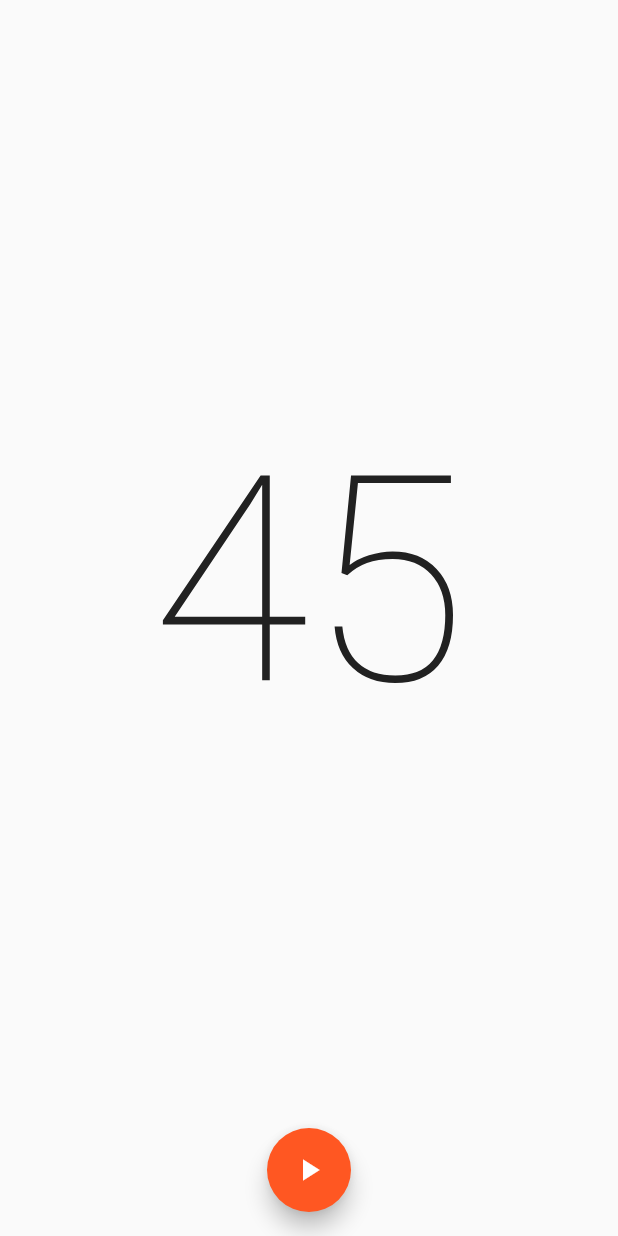
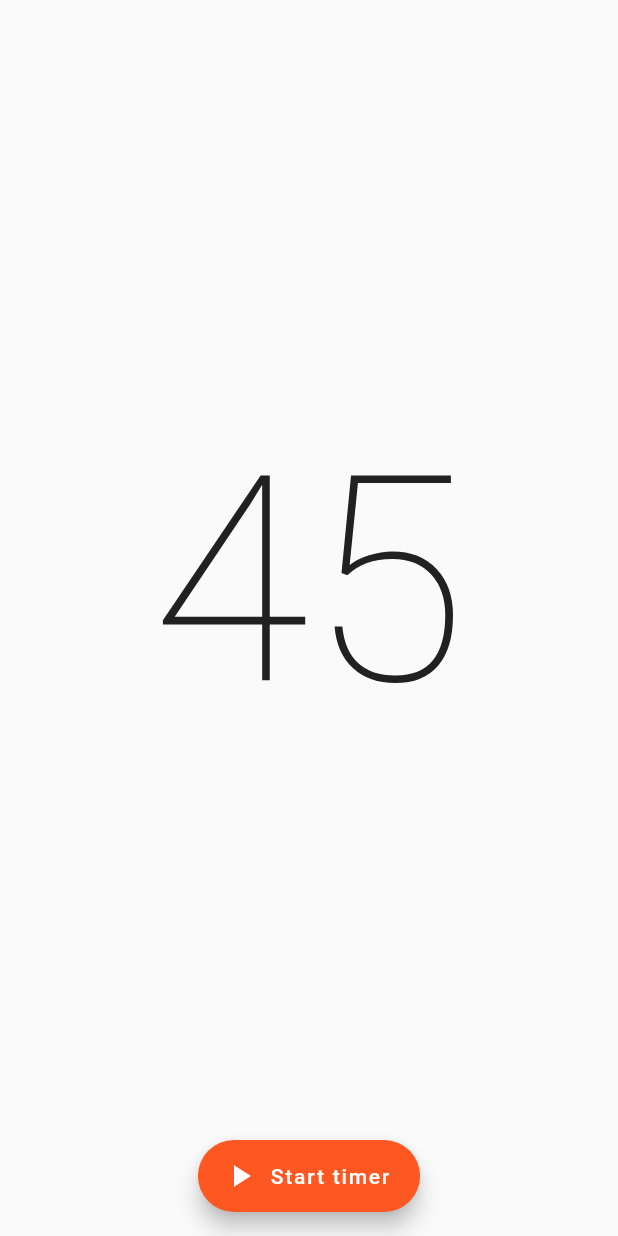
Before and after one commit to dominik-korsa/injection-assistant, a Flutter app: the TimerRoute screen opened directly, on a phone screen of 412 x 824 dp. Run offline on Flutter 3.47's test engine with Material 2 defaults, Android fonts, the phone set to English and light mode, and no system bars.

Commit message:
Improve timer end screen

```diff
--- a/lib/timerRoute.dart
+++ b/lib/timerRoute.dart
@@ -37,6 +37,17 @@ class _TimerRouteState extends State<TimerRoute> with SingleTickerProviderStateM
     SystemSound.play(SystemSoundType.click);
   }
 
+  void _timerSave() {
+    Navigator.pop(context);
+  }
+
+  void _timerRestart() {
+    setState(() {
+      _finished = false;
+      controller.reset();
+    });
+  }
+
   Animation<double> animation;
   AnimationController controller;
 
@@ -59,11 +70,45 @@ class _TimerRouteState extends State<TimerRoute> with SingleTickerProviderStateM
   Widget build(BuildContext context) {
     return new Scaffold(
       body: Padding(
-        padding: const EdgeInsets.only(bottom: 48.0),
-        child: new Center(
-          child: _finished ?
-          new Icon(Icons.timer, size: 256, color: Colors.black87) :
-          new Text(
+        padding: _finished ? EdgeInsets.zero : EdgeInsets.only(bottom: 48.0),
+        child: _finished ?
+        new Column(
+          children: [
+            new Expanded(
+              child: new Center(
+                child: new Icon(Icons.timer, size: 256, color: Colors.black87)
+              ),
+            ),
+            Container(
+              margin: EdgeInsets.only(
+                bottom: 16,
+                left: 24,
+                right: 24,
+              ),
+              child: new Row(
+                mainAxisAlignment: MainAxisAlignment.spaceBetween,
+                children: [
+                  OutlineButton.icon(
+                    color: Theme.of(context).primaryColor,
+                    highlightColor: Theme.of(context).primaryColor.withOpacity(0.3),
+                    onPressed: _timerRestart,
+                    icon: new Icon(Icons.replay),
+                    label: new Text('Restart'),
+                  ),
+                  RaisedButton.icon(
+                    color: Theme.of(context).primaryColor,
+                    textColor: Theme.of(context).primaryTextTheme.button.color,
+                    onPressed: _timerSave,
+                    icon: new Icon(Icons.save),
+                    label: new Text('Save'),
+                  ),
+                ],
+              ),
+            ),
+          ],
+        ) :
+        new Center(
+          child: new Text(
             '${animation.value.floor()}',
             style: TextStyle(
               fontWeight: FontWeight.w100,
@@ -72,16 +117,16 @@ class _TimerRouteState extends State<TimerRoute> with SingleTickerProviderStateM
           ),
         ),
       ),
-      floatingActionButton: _running() ?
-        new FloatingActionButton(
+      floatingActionButton: _finished ? null : _running() ?
+        new FloatingActionButton.extended(
           onPressed: _stopTimer,
-          child: new Icon(Icons.stop),
-          tooltip: 'Pause',
+          label: new Text('Stop timer'),
+          icon: new Icon(Icons.stop),
         ):
-        new FloatingActionButton(
+        new FloatingActionButton.extended(
           onPressed: _startTimer,
-          child: new Icon(Icons.play_arrow),
-          tooltip: 'Start',
+          label: new Text('Start timer'),
+          icon: new Icon(Icons.play_arrow),
         ),
       floatingActionButtonLocation: FloatingActionButtonLocation.centerFloat,
     );
```
